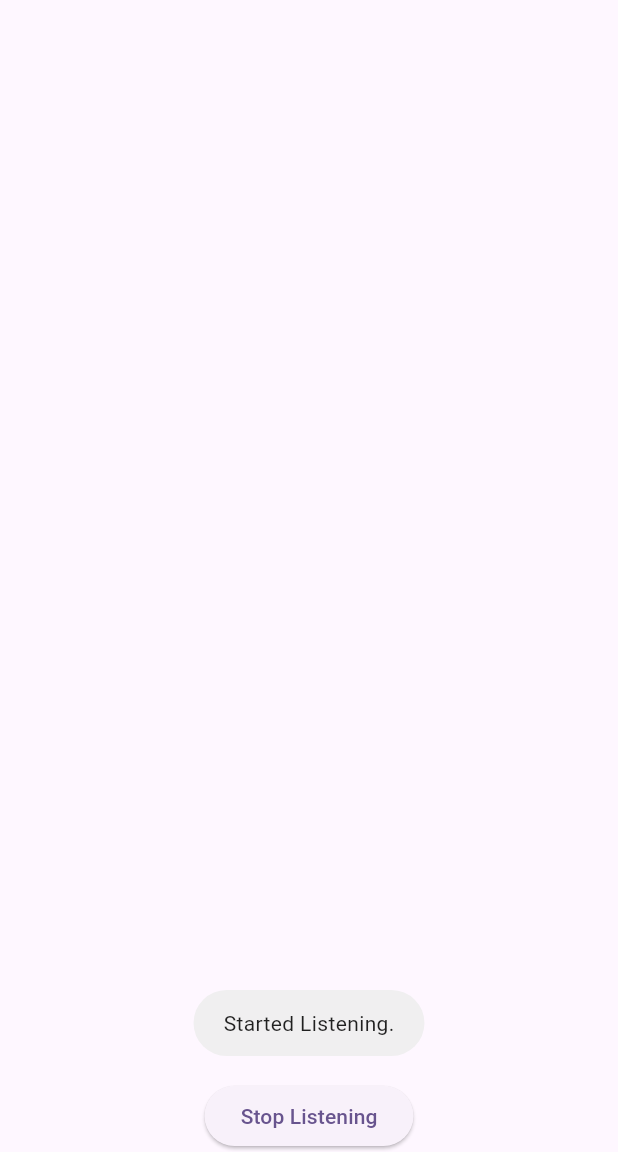
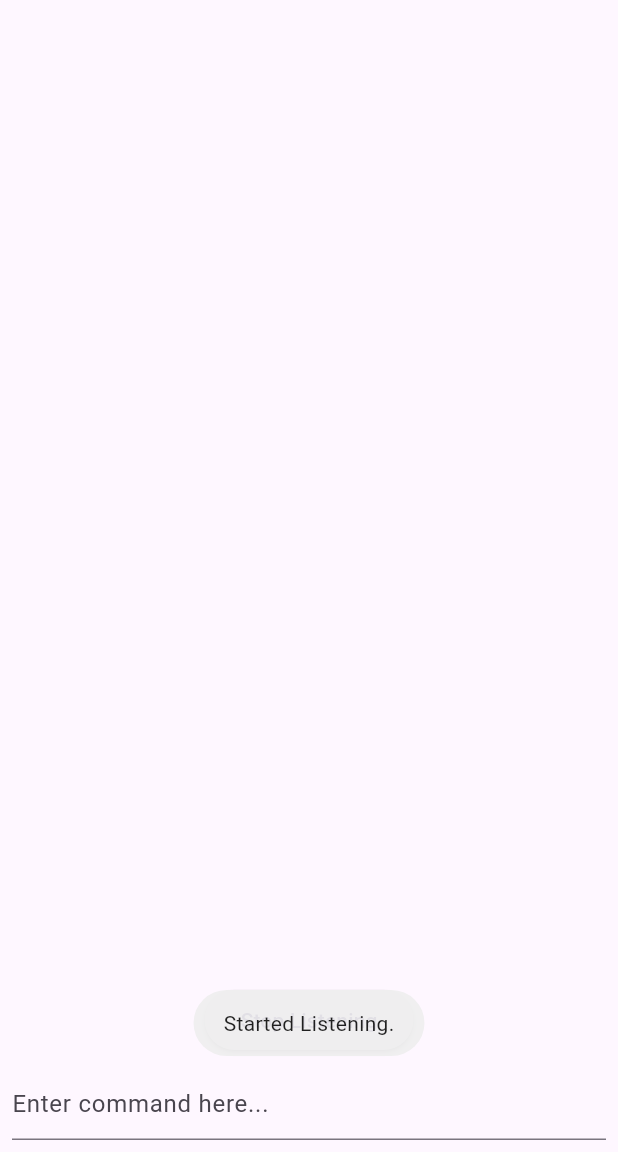
Before and after one commit to J1nSakai/fyp, a Flutter app: the screen it shows after launch, after a tap on "Start Listening", on a phone screen of 412 x 824 dp, the part 84-1236 px from its top. Run offline on Flutter 3.47's test engine with Material 3 defaults, Android fonts, the phone set to English and light mode, and no system bars; our stand-ins replace fluttertoast, speech_to_text.

Commit message:
most recent 1

```diff
--- a/lib/views/floor_plan_view.dart
+++ b/lib/views/floor_plan_view.dart
@@ -1,5 +1,3 @@
-import 'dart:ui';
-
 import 'package:flutter/material.dart';
 import 'package:saysketch_v2/controllers/floor_plan_controller.dart';
 import 'package:saysketch_v2/models/floor_base_model.dart';
@@ -34,7 +32,7 @@ class FloorPlanPainter extends CustomPainter {
     final screenCenterY = size.height / 2;
 
     final roomPaint = Paint()
-      ..color = Colors.black12
+      ..color = Colors.purple
       ..strokeWidth = 3
       ..style = PaintingStyle.stroke;
 
@@ -47,63 +45,43 @@ class FloorPlanPainter extends CustomPainter {
       ..color = Colors.black12
       ..style = PaintingStyle.fill;
 
+    // TextStyle for room names and dimensions
+    const TextStyle roomTextStyle =
+        TextStyle(color: Colors.black, fontSize: 14);
+
+    // Draw rooms with their names and dimensions at the center
     if (rooms.isNotEmpty) {
-      for (Room room in rooms) {
+      for (int i = 0; i < rooms.length; i++) {
+        Room room = rooms[i];
         Rect rect = Rect.fromLTWH(room.position.dx, room.position.dy,
             room.width * 10, room.height * 10);
         canvas.drawRect(rect, roomPaint);
+
+        // Calculate the center of the room
+        final roomCenterX = room.position.dx + (room.width * 10) / 2;
+        final roomCenterY = room.position.dy + (room.height * 10) / 2;
+
+        // Create text for room name and dimensions
+        String roomText = "Room ${i + 1} \n ${room.width} x ${room.height}";
+        TextSpan roomTextSpan = TextSpan(text: roomText, style: roomTextStyle);
+        TextPainter roomTextPainter =
+            TextPainter(text: roomTextSpan, textDirection: TextDirection.ltr);
+        roomTextPainter.layout();
+
+        // Draw the room name and dimensions at the center of the room
+        roomTextPainter.paint(
+            canvas,
+            Offset(roomCenterX - roomTextPainter.width / 2,
+                roomCenterY - roomTextPainter.height / 2));
       }
     }
 
+    // Draw base if present
     if (floorBase != null) {
       final baseWidthInPixels = floorBase!.width * 10;
       final baseHeightInPixels = floorBase!.height * 10;
 
-      // ParagraphStyle baseParagraphStyle = ParagraphStyle(fontSize: 18);
-      TextStyle textStyle = const TextStyle(color: Colors.black, fontSize: 16);
-      // ParagraphBuilder baseParagraphBuilder =
-      //     ParagraphBuilder(baseParagraphStyle);
-      // baseParagraphBuilder
-      //     .addText("Base\n${floorBase!.width}ft x ${floorBase!.height}ft");
-      // Paragraph baseParagraph = baseParagraphBuilder.build();
-      // baseParagraph.layout(ParagraphConstraints(width: size.width));
-
-      // canvas.drawParagraph(
-      //     baseParagraph,
-      //     Offset(
-      //         screenCenterX, screenCenterY - (baseHeightInPixels / 2)));
-
-      // Create a TextPainter for "Base"
-      final baseTextPainter = TextPainter(
-        text: TextSpan(text: "Base", style: textStyle),
-        textDirection: TextDirection.ltr,
-      );
-      baseTextPainter.layout();
-
-      // Create a TextPainter for the base dimensions (e.g., "300 x 200")
-      final dimensionsTextPainter = TextPainter(
-        text: TextSpan(
-            text: "${floorBase!.width} x ${floorBase!.height}",
-            style: textStyle),
-        textDirection: TextDirection.ltr,
-      );
-      dimensionsTextPainter.layout();
-
-      // Position the text above the rectangle's top boundary
-      double textX = floorBase!.position.dx +
-          (floorBase!.width - baseTextPainter.width) / 2;
-      double textY = floorBase!.position.dy -
-          baseTextPainter.height -
-          dimensionsTextPainter.height -
-          10; // Small padding above the base
-
-      // Draw the "Base" text
-      baseTextPainter.paint(canvas, Offset(textX, textY));
-
-      // Draw the dimensions text below "Base"
-      dimensionsTextPainter.paint(
-          canvas, Offset(textX, textY + baseTextPainter.height));
-
+      // Draw the base
       Rect rect = Rect.fromLTWH(
           screenCenterX - (baseWidthInPixels / 2),
           screenCenterY - (baseHeightInPixels / 2),
@@ -116,6 +94,32 @@ class FloorPlanPainter extends CustomPainter {
           baseHeightInPixels);
       canvas.drawRect(rect, basePaint);
       canvas.drawRect(rectFill, baseFillPaint);
+
+      // Create TextPainter for base name and dimensions
+      TextStyle baseTextStyle =
+          const TextStyle(color: Colors.black, fontSize: 16);
+      final baseTextPainter = TextPainter(
+        text: TextSpan(text: "Base", style: baseTextStyle),
+        textDirection: TextDirection.ltr,
+      );
+      baseTextPainter.layout();
+
+      final baseDimensionsPainter = TextPainter(
+        text: TextSpan(
+            text: "${floorBase!.width} x ${floorBase!.height}",
+            style: baseTextStyle),
+        textDirection: TextDirection.ltr,
+      );
+      baseDimensionsPainter.layout();
+
+      // Draw base text outside the base (top-center)
+      double baseTextX = screenCenterX - baseTextPainter.width / 2;
+      double baseTextY =
+          screenCenterY - baseHeightInPixels / 2 - baseTextPainter.height - 20;
+
+      baseTextPainter.paint(canvas, Offset(baseTextX, baseTextY));
+      baseDimensionsPainter.paint(
+          canvas, Offset(baseTextX, baseTextY + baseTextPainter.height));
     }
   }
 
--- a/lib/views/home_view.dart
+++ b/lib/views/home_view.dart
@@ -17,6 +17,7 @@ class _HomeViewState extends State<HomeView> {
   final FloorPlanController _floorPlanController = FloorPlanController();
   final SpeechToTextService _speechService = SpeechToTextService();
   bool _isListening = false;
+  final _controller = TextEditingController();
 
   // AnimationController? _animationController;
   // Animation<double>? _fadeAnimation;
@@ -51,7 +52,8 @@ class _HomeViewState extends State<HomeView> {
       } else {
         Fluttertoast.showToast(msg: "Please specify what you want to remove.");
       }
-    } else if (tokens.contains("base") && tokens.contains("by")) {
+    } else if (tokens.contains("base") &&
+        (tokens.contains("by") || tokens.contains("/"))) {
       Map<String, double> dimensions =
           VoiceCommandController().extractMeasurements(command);
       if (dimensions.isNotEmpty) {
@@ -114,6 +116,12 @@ class _HomeViewState extends State<HomeView> {
   }
 
   @override
+  void dispose() {
+    _controller.dispose();
+    super.dispose();
+  }
+
+  @override
   Widget build(BuildContext context) {
     return Scaffold(
       appBar: AppBar(
@@ -130,6 +138,15 @@ class _HomeViewState extends State<HomeView> {
                 ? const Text("Stop Listening")
                 : const Text("Start Listening"),
           ),
+          Padding(
+            padding: const EdgeInsets.all(8.0),
+            child: TextField(
+              controller: _controller,
+              decoration:
+                  const InputDecoration(hintText: "Enter command here..."),
+              onSubmitted: null,
+            ),
+          )
         ],
       ),
     );
```
